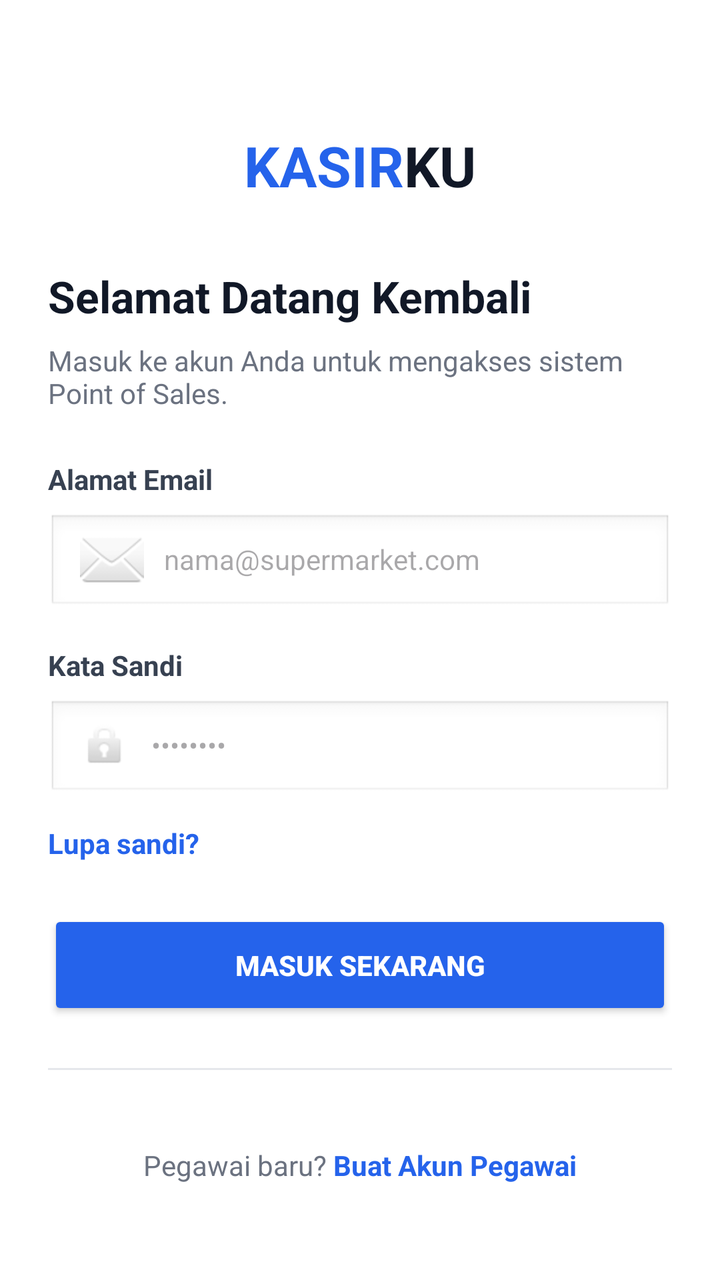
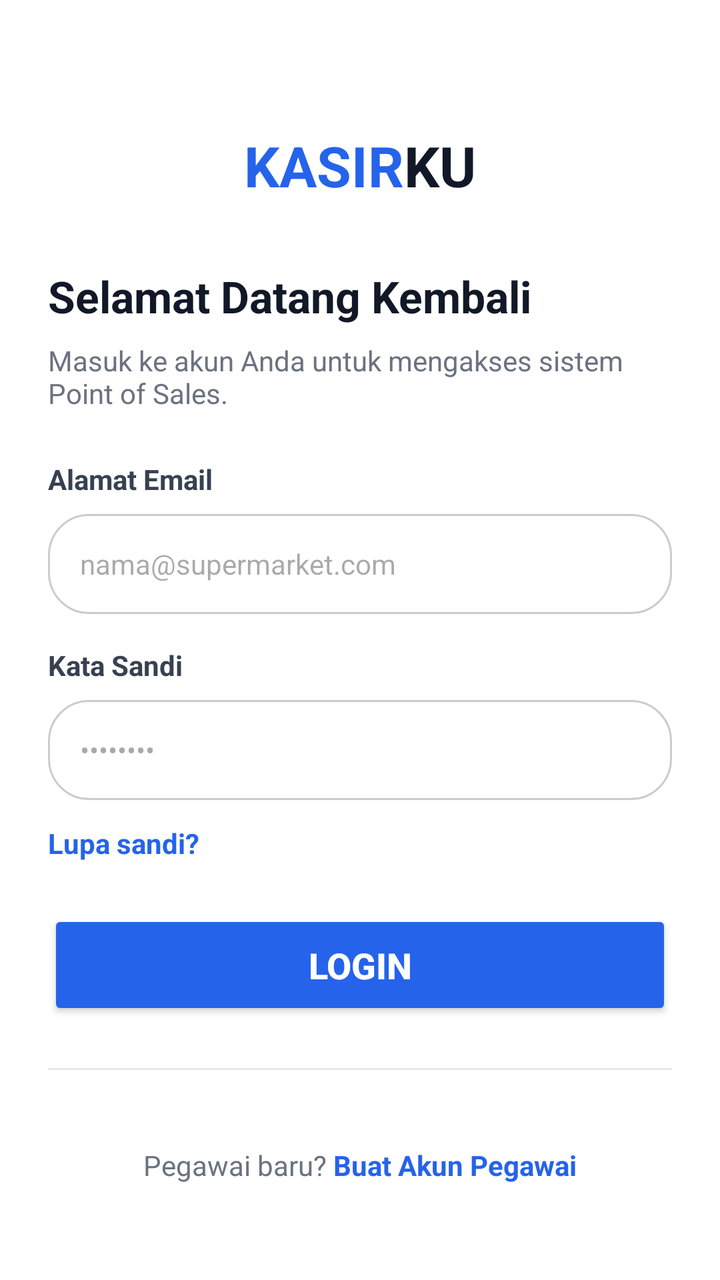

Two renders of the same Android screen: before a commit and after it. Below are the layout's source before the change and the commit's diff.
<!-- AndroidManifest.xml: application theme Theme.Projectuts -->
<!-- res/layout/activity_main.xml -->
<?xml version="1.0" encoding="utf-8"?>
<androidx.constraintlayout.widget.ConstraintLayout
    xmlns:android="http://schemas.android.com/apk/res/android"
    xmlns:app="http://schemas.android.com/apk/res-auto"
    xmlns:tools="http://schemas.android.com/tools"
    android:layout_width="match_parent"
    android:layout_height="match_parent"
    android:padding="24dp"
    android:background="#FFFFFF"
    tools:context=".MainActivity">

    <LinearLayout
        android:id="@+id/layoutLogo"
        android:layout_width="wrap_content"
        android:layout_height="wrap_content"
        android:orientation="horizontal"
        android:layout_marginTop="40dp"
        app:layout_constraintTop_toTopOf="parent"
        app:layout_constraintStart_toStartOf="parent"
        app:layout_constraintEnd_toEndOf="parent">
        <TextView
            android:layout_width="wrap_content"
            android:layout_height="wrap_content"
            android:text="KASIR"
            android:textColor="#2563EB"
            android:textSize="28sp"
            android:textStyle="bold" />
        <TextView
            android:layout_width="wrap_content"
            android:layout_height="wrap_content"
            android:text="KU"
            android:textColor="#111827"
            android:textSize="28sp"
            android:textStyle="bold" />
    </LinearLayout>

    <TextView
        android:id="@+id/tvSelamatDatang"
        android:layout_width="0dp"
        android:layout_height="wrap_content"
        android:layout_marginTop="32dp"
        android:text="Selamat Datang Kembali"
        android:textColor="#111827"
        android:textSize="22sp"
        android:textStyle="bold"
        app:layout_constraintTop_toBottomOf="@id/layoutLogo"
        app:layout_constraintStart_toStartOf="parent"
        app:layout_constraintEnd_toEndOf="parent" />

    <TextView
        android:id="@+id/tvSubJudul"
        android:layout_width="0dp"
        android:layout_height="wrap_content"
        android:layout_marginTop="8dp"
        android:text="Masuk ke akun Anda untuk mengakses sistem Point of Sales."
        android:textColor="#6B7280"
        android:textSize="14sp"
        app:layout_constraintTop_toBottomOf="@id/tvSelamatDatang"
        app:layout_constraintStart_toStartOf="parent"
        app:layout_constraintEnd_toEndOf="parent" />

    <TextView
        android:id="@+id/labelEmail"
        android:layout_width="wrap_content"
        android:layout_height="wrap_content"
        android:layout_marginTop="24dp"
        android:text="Alamat Email"
        android:textColor="#374151"
        android:textStyle="bold"
        android:textSize="14sp"
        app:layout_constraintTop_toBottomOf="@id/tvSubJudul"
        app:layout_constraintStart_toStartOf="parent" />

    <EditText
        android:id="@+id/etEmail"
        android:layout_width="0dp"
        android:layout_height="50dp"
        android:layout_marginTop="8dp"
        android:background="@android:drawable/edit_text"
        android:hint="nama@supermarket.com"
        android:textColor="@color/black"
        android:inputType="textEmailAddress"
        android:paddingStart="16dp"
        android:paddingEnd="16dp"
        android:textSize="14sp"
        android:drawableStart="@android:drawable/ic_dialog_email"
        android:drawablePadding="10dp"
        app:layout_constraintTop_toBottomOf="@id/labelEmail"
        app:layout_constraintStart_toStartOf="parent"
        app:layout_constraintEnd_toEndOf="parent" />

    <TextView
        android:id="@+id/labelPassword"
        android:layout_width="wrap_content"
        android:layout_height="wrap_content"
        android:layout_marginTop="16dp"
        android:text="Kata Sandi"
        android:textColor="#374151"
        android:textStyle="bold"
        android:textSize="14sp"
        app:layout_constraintTop_toBottomOf="@id/etEmail"
        app:layout_constraintStart_toStartOf="parent" />

    <EditText
        android:id="@+id/etPassword"
        android:layout_width="0dp"
        android:layout_height="50dp"
        android:layout_marginTop="8dp"
        android:background="@android:drawable/edit_text"
        android:hint="••••••••"
        android:inputType="textPassword"
        android:textColor="@color/black"
        android:paddingStart="16dp"
        android:paddingEnd="16dp"
        android:textSize="14sp"
        android:drawableStart="@android:drawable/ic_lock_idle_lock"
        android:drawablePadding="10dp"
        app:layout_constraintTop_toBottomOf="@id/labelPassword"
        app:layout_constraintStart_toStartOf="parent"
        app:layout_constraintEnd_toEndOf="parent" />

    <TextView
        android:id="@+id/tvLupaSandi"
        android:layout_width="wrap_content"
        android:layout_height="wrap_content"
        android:layout_marginTop="12dp"
        android:text="Lupa sandi?"
        android:textColor="#2563EB"
        android:textStyle="bold"
        android:textSize="14sp"
        app:layout_constraintTop_toBottomOf="@id/etPassword"
        app:layout_constraintStart_toStartOf="parent" />

    <Button
        android:id="@+id/btnMasuk"
        android:layout_width="0dp"
        android:layout_height="55dp"
        android:layout_marginTop="24dp"
        android:text="MASUK SEKARANG"
        android:textColor="#FFFFFF"
        android:textStyle="bold"
        android:backgroundTint="#2563EB"
        app:cornerRadius="8dp"
        app:layout_constraintTop_toBottomOf="@id/tvLupaSandi"
        app:layout_constraintStart_toStartOf="parent"
        app:layout_constraintEnd_toEndOf="parent" />

    <View
        android:id="@+id/viewLine"
        android:layout_width="0dp"
        android:layout_height="1dp"
        android:layout_marginTop="24dp"
        android:background="#E5E7EB"
        app:layout_constraintTop_toBottomOf="@id/btnMasuk"
        app:layout_constraintStart_toStartOf="parent"
        app:layout_constraintEnd_toEndOf="parent"/>

    <LinearLayout
        android:layout_width="wrap_content"
        android:layout_height="wrap_content"
        android:orientation="horizontal"
        android:layout_marginBottom="24dp"
        app:layout_constraintBottom_toBottomOf="parent"
        app:layout_constraintStart_toStartOf="parent"
        app:layout_constraintEnd_toEndOf="parent">
        <TextView
            android:layout_width="wrap_content"
            android:layout_height="wrap_content"
            android:text="Pegawai baru? "
            android:textColor="#6B7280"
            android:textSize="14sp" />
        <TextView
            android:id="@+id/tvBuatAkun"
            android:layout_width="wrap_content"
            android:layout_height="wrap_content"
            android:text="Buat Akun Pegawai"
            android:textColor="#2563EB"
            android:textStyle="bold"
            android:textSize="14sp" />
    </LinearLayout>
</androidx.constraintlayout.widget.ConstraintLayout>
<!-- resources referenced by this layout -->
<resources>
  <color name="black">#FF000000</color>
  <style name="Theme.Projectuts" parent="Base.Theme.Projectuts" />
  <style name="Base.Theme.Projectuts" parent="Theme.Material3.DayNight.NoActionBar">
          
          
      </style>
</resources>

<!-- the commit's change to res/layout/activity_main.xml (unified diff, before → after) -->
@@ -76,14 +76,13 @@
         android:layout_width="0dp"
         android:layout_height="50dp"
         android:layout_marginTop="8dp"
-        android:background="@android:drawable/edit_text"
+        android:background="@drawable/rounded"
         android:hint="nama@supermarket.com"
         android:textColor="@color/black"
         android:inputType="textEmailAddress"
         android:paddingStart="16dp"
         android:paddingEnd="16dp"
         android:textSize="14sp"
-        android:drawableStart="@android:drawable/ic_dialog_email"
         android:drawablePadding="10dp"
         app:layout_constraintTop_toBottomOf="@id/labelEmail"
         app:layout_constraintStart_toStartOf="parent"
@@ -106,14 +105,13 @@
         android:layout_width="0dp"
         android:layout_height="50dp"
         android:layout_marginTop="8dp"
-        android:background="@android:drawable/edit_text"
+        android:background="@drawable/rounded"
         android:hint="••••••••"
         android:inputType="textPassword"
         android:textColor="@color/black"
         android:paddingStart="16dp"
         android:paddingEnd="16dp"
         android:textSize="14sp"
-        android:drawableStart="@android:drawable/ic_lock_idle_lock"
         android:drawablePadding="10dp"
         app:layout_constraintTop_toBottomOf="@id/labelPassword"
         app:layout_constraintStart_toStartOf="parent"
@@ -136,11 +134,12 @@
         android:layout_width="0dp"
         android:layout_height="55dp"
         android:layout_marginTop="24dp"
-        android:text="MASUK SEKARANG"
+        android:text="Login"
+        android:textSize="18dp"
         android:textColor="#FFFFFF"
         android:textStyle="bold"
         android:backgroundTint="#2563EB"
-        app:cornerRadius="8dp"
+        app:cornerRadius="20dp"
         app:layout_constraintTop_toBottomOf="@id/tvLupaSandi"
         app:layout_constraintStart_toStartOf="parent"
         app:layout_constraintEnd_toEndOf="parent" />
<!-- resource entries referenced after the edit -->
@@ -1,6 +1,19 @@
 <!-- resources referenced by this layout -->
 <resources>
   <color name="black">#FF000000</color>
+  <!-- drawable rounded (drawable) -->
+  <?xml version="1.0" encoding="utf-8"?>
+  <shape xmlns:android="http://schemas.android.com/apk/res/android"
+      android:shape="rectangle">
+  
+      <solid android:color="#FFFFFF" />
+  
+      <corners android:radius="20dp" />
+  
+      <stroke
+          android:width="1dp"
+          android:color="#CCCCCC" />
+  </shape>
   <style name="Theme.Projectuts" parent="Base.Theme.Projectuts" />
   <style name="Base.Theme.Projectuts" parent="Theme.Material3.DayNight.NoActionBar">
           
